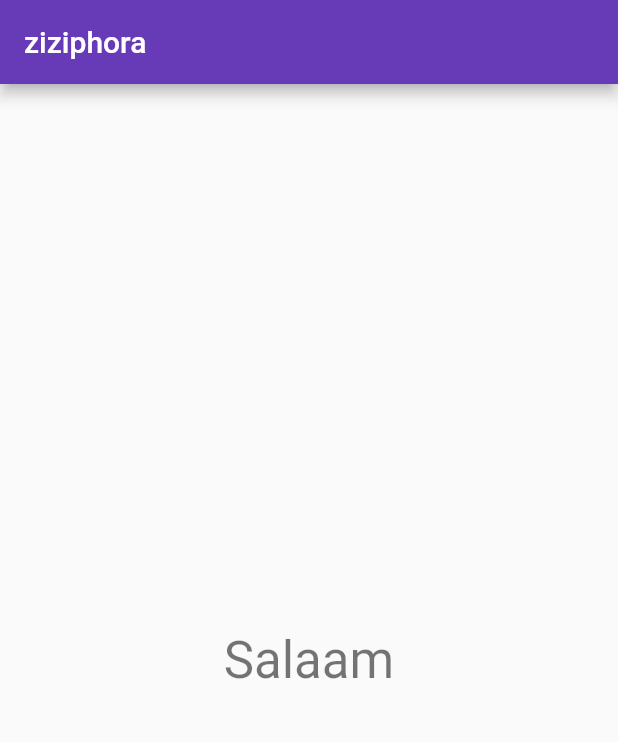
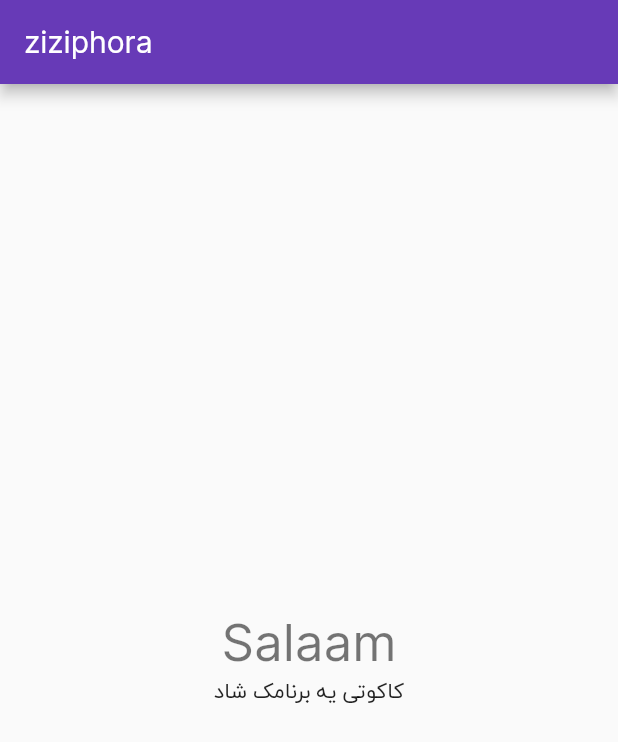
Before and after one commit to GroundedPhysics/naghsheJahan, a Flutter app: the screen it shows after launch, on a phone screen of 412 x 824 dp. Shown: the top 742 px of the screen. Run offline on Flutter 3.47's test engine with Material 2 defaults, Android fonts, the phone set to English and light mode, and no system bars.

Commit message:
do task-2

```diff
--- a/ziziphora/lib/main.dart
+++ b/ziziphora/lib/main.dart
@@ -1,5 +1,6 @@
 import 'package:flutter/material.dart';
 import 'package:ziziphora/pages/pages.dart';
+
 void main() {
   runApp(const MyApp());
 }
@@ -13,8 +14,9 @@ class MyApp extends StatelessWidget {
     return MaterialApp(
       title: 'کاکوتی',
       theme: ThemeData(
-
         primarySwatch: Colors.deepPurple,
+        fontFamily: 'Inter',
+        fontFamilyFallback: [ 'Persian'],
       ),
       home: const HomePage(title: 'ziziphora'),
     );
--- a/ziziphora/lib/pages/home_page.dart
+++ b/ziziphora/lib/pages/home_page.dart
@@ -19,12 +19,15 @@ class _HomePageState extends State<HomePage> {
         child: Column(
           mainAxisAlignment: MainAxisAlignment.center,
           children: [
-
             // Testing Home page
             Text(
               'Salaam',
               style: Theme.of(context).textTheme.headlineMedium,
-            )
+            ),
+            Text('کاکوتی یه برنامک شاد',
+                style: Theme.of(context)
+                    .textTheme
+                    .bodyLarge),
           ],
         ),
       ),
```
Also changed, not shown: ziziphora/pubspec.yaml (+20 -0 lines), ziziphora/assets/fonts/Inter/Inter-Bold.ttf (added), ziziphora/assets/fonts/Inter/Inter-BoldItalic.ttf (added), ziziphora/assets/fonts/Inter/Inter-Italic.ttf (added), ziziphora/assets/fonts/Inter/Inter-Regular.ttf (added), ziziphora/assets/fonts/Inter/Inter-SemiBold.ttf (added), ziziphora/assets/fonts/Inter/Inter-SemiBoldItalic.ttf (added), ziziphora/assets/fonts/Persian/Iranyekan-Bold.ttf (added), ziziphora/assets/fonts/Persian/Iranyekan.ttf (added), 1 other file.
